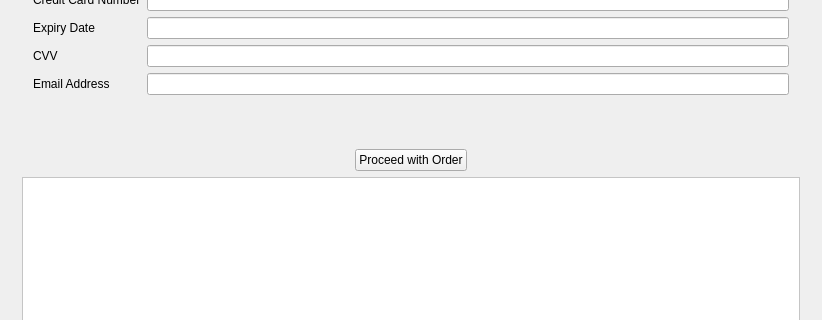
Above: client/mainwindow.ui from Davidj361/cuTPS before the change; both pictures show x 0 to 822 and y 91 to 411 of the 822 by 505 pixel window. Below: the same form after it.
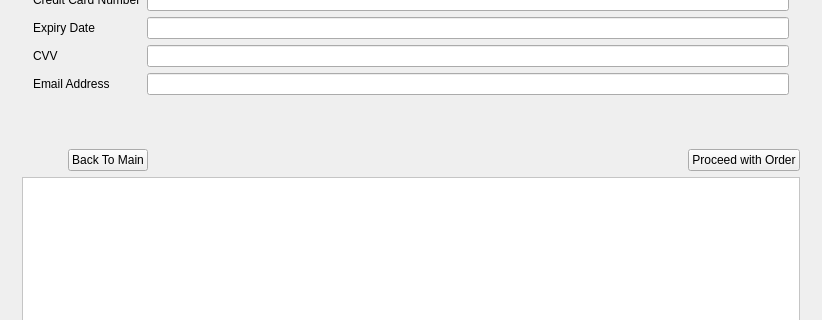
That is the form after the change. The open tabs and pages were chosen to show the change. Icons and pictures are not drawn.

Commit message: Added button to return to main from checkout windows. Reference issue #2

What changed in the file:
```diff
--- a/client/mainwindow.ui
+++ b/client/mainwindow.ui
@@ -40,7 +40,7 @@
        </sizepolicy>
       </property>
       <property name="currentIndex">
-       <number>6</number>
+       <number>5</number>
       </property>
       <widget class="QWidget" name="Testpage">
        <layout class="QHBoxLayout" name="horizontalLayout_2">
@@ -1530,42 +1530,29 @@
       <widget class="QWidget" name="ShoppingCartGatherCreditCardInfo">
        <layout class="QGridLayout" name="gridLayout_8">
         <item row="1" column="1">
-         <widget class="QPushButton" name="btnProcedeCheckout">
-          <property name="styleSheet">
-           <string notr="true">color: black;</string>
-          </property>
+         <widget class="QPushButton" name="btnBackToMain">
           <property name="text">
-           <string>Proceed with Order</string>
+           <string>Back To Main</string>
           </property>
          </widget>
         </item>
         <item row="1" column="0">
-         <spacer name="horizontalSpacer_7">
+         <spacer name="horizontalSpacer_3">
           <property name="orientation">
            <enum>Qt::Horizontal</enum>
           </property>
-          <property name="sizeHint" stdset="0">
-           <size>
-            <width>317</width>
-            <height>20</height>
-           </size>
+          <property name="sizeType">
+           <enum>QSizePolicy::Ignored</enum>
           </property>
-         </spacer>
-        </item>
-        <item row="1" column="2">
-         <spacer name="horizontalSpacer_6">
-          <property name="orientation">
-           <enum>Qt::Horizontal</enum>
-          </property>
           <property name="sizeHint" stdset="0">
            <size>
-            <width>317</width>
+            <width>40</width>
             <height>20</height>
            </size>
           </property>
          </spacer>
         </item>
-        <item row="0" column="0" colspan="3">
+        <item row="0" column="0" colspan="4">
          <widget class="QWidget" name="widget_2" native="true">
           <layout class="QFormLayout" name="formLayout">
            <item row="0" column="0">
@@ -1621,7 +1608,7 @@
           </layout>
          </widget>
         </item>
-        <item row="2" column="0" colspan="3">
+        <item row="3" column="0" colspan="4">
          <widget class="QLabel" name="billingInfoError">
           <property name="palette">
            <palette>
@@ -2049,6 +2036,29 @@
           </property>
          </widget>
         </item>
+        <item row="1" column="3">
+         <widget class="QPushButton" name="btnProcedeCheckout">
+          <property name="styleSheet">
+           <string notr="true">color: black;</string>
+          </property>
+          <property name="text">
+           <string>Proceed with Order</string>
+          </property>
+         </widget>
+        </item>
+        <item row="1" column="2">
+         <spacer name="horizontalSpacer_6">
+          <property name="orientation">
+           <enum>Qt::Horizontal</enum>
+          </property>
+          <property name="sizeHint" stdset="0">
+           <size>
+            <width>40</width>
+            <height>20</height>
+           </size>
+          </property>
+         </spacer>
+        </item>
        </layout>
       </widget>
       <widget class="QWidget" name="ShoppingCartOrderConfirmed">
```
Left out of the diff: 1 changed line with no effect on the pictures. The commit also changes 2 other files.
